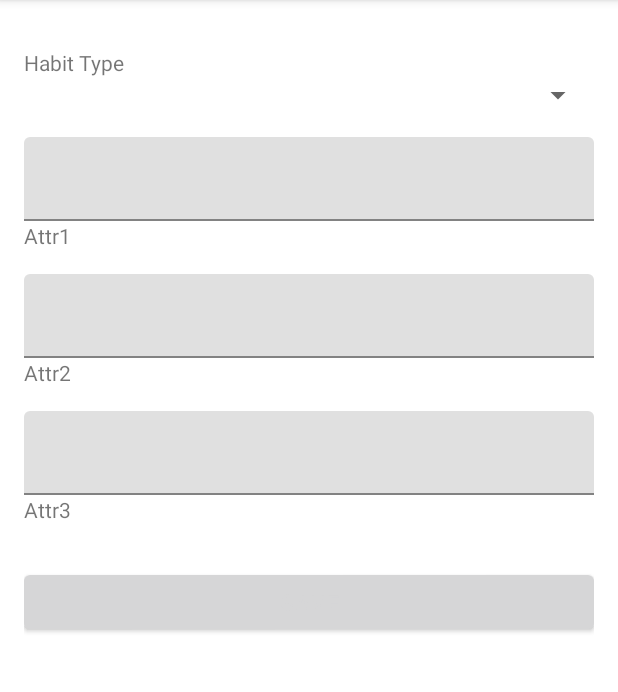
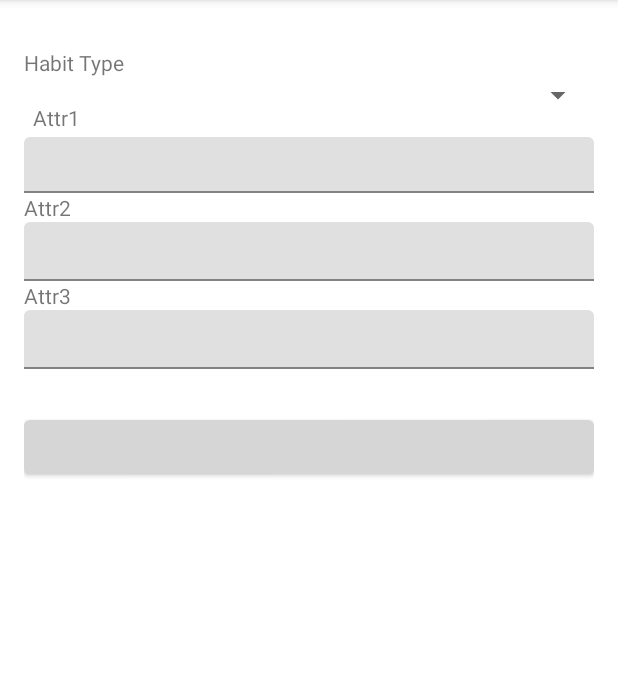
Before and after one commit to changyiq/androidFinalProject, an Android app: the AddHabitFragment screen opened through its navigation route, on a phone screen of 412 x 824 dp, the part 84-776 px from its top. Run offline under Robolectric (Android 15) with nearby library versions, the phone set to English and light mode, and no system bars; our stand-ins replace Firebase (no records; nobody signed in at launch, a user with empty details on screens opened directly); libraries missing offline, so code that uses them is left out: com.firebase.ui.

Commit message:
modified habit detail layout

```diff
--- a/app/src/main/res/layout/fragment_add_habit.xml
+++ b/app/src/main/res/layout/fragment_add_habit.xml
@@ -30,8 +30,8 @@
             android:id="@+id/habit_type_label"
             android:layout_width="0dp"
             android:layout_height="wrap_content"
+            android:layout_marginTop="@dimen/margin"
             android:hint="Habit Type Select..."
-            android:layout_marginTop="@dimen/margin"
             app:layout_constraintEnd_toEndOf="parent"
             app:layout_constraintStart_toStartOf="parent"
             app:layout_constraintTop_toTopOf="parent">
@@ -60,17 +60,10 @@
             app:layout_constraintStart_toStartOf="parent"
             app:layout_constraintTop_toBottomOf="@+id/habit_type_label">
 
-            <TextView
-                android:id="@+id/tv_attr_1"
-                android:layout_width="match_parent"
-                android:layout_height="match_parent"
-                android:layout_weight="1"
-                android:text="Attr1" />
-
             <com.google.android.material.textfield.TextInputEditText
                 android:id="@+id/habitAttr1"
                 android:layout_width="match_parent"
-                android:layout_height="match_parent"
+                android:layout_height="37dp"
                 android:inputType="numberDecimal"
                 android:singleLine="true"
                 tools:ignore="SpeakableTextPresentCheck" />
@@ -87,17 +80,10 @@
             app:layout_constraintStart_toStartOf="parent"
             app:layout_constraintTop_toBottomOf="@+id/habitAttr1Label">
 
-            <TextView
-                android:id="@+id/tv_attr_2"
-                android:layout_width="match_parent"
-                android:layout_height="match_parent"
-                android:layout_weight="1"
-                android:text="Attr2" />
-
             <com.google.android.material.textfield.TextInputEditText
                 android:id="@+id/habitAttr2"
                 android:layout_width="match_parent"
-                android:layout_height="match_parent"
+                android:layout_height="39dp"
                 android:layout_weight="1"
                 android:inputType="number"
                 android:singleLine="true"
@@ -116,17 +102,10 @@
             app:layout_constraintStart_toStartOf="parent"
             app:layout_constraintTop_toBottomOf="@+id/habitAttr2Label">
 
-            <TextView
-                android:id="@+id/tv_attr_3"
-                android:layout_width="match_parent"
-                android:layout_height="match_parent"
-                android:layout_weight="1"
-                android:text="Attr3" />
-
             <com.google.android.material.textfield.TextInputEditText
                 android:id="@+id/habitAttr3"
                 android:layout_width="match_parent"
-                android:layout_height="match_parent"
+                android:layout_height="39dp"
                 android:layout_weight="1"
                 android:inputType="number"
                 android:singleLine="true"
@@ -145,5 +124,37 @@
             app:layout_constraintStart_toStartOf="parent"
             app:layout_constraintTop_toBottomOf="@+id/habitAttr3Label" />
 
+        <TextView
+            android:id="@+id/tv_attr_1"
+            android:layout_width="374dp"
+            android:layout_height="29dp"
+            android:layout_weight="1"
+            android:text="Attr1"
+            app:layout_constraintBottom_toTopOf="@+id/habitAttr1Label"
+            app:layout_constraintEnd_toEndOf="parent"
+            app:layout_constraintTop_toBottomOf="@+id/habit_type_label" />
+
+        <TextView
+            android:id="@+id/tv_attr_2"
+            android:layout_width="match_parent"
+            android:layout_height="match_parent"
+            android:layout_weight="1"
+            android:text="Attr2"
+            app:layout_constraintBottom_toTopOf="@+id/habitAttr2Label"
+            app:layout_constraintEnd_toEndOf="parent"
+            app:layout_constraintStart_toStartOf="parent"
+            app:layout_constraintTop_toBottomOf="@+id/habitAttr1Label" />
+
+        <TextView
+            android:id="@+id/tv_attr_3"
+            android:layout_width="match_parent"
+            android:layout_height="match_parent"
+            android:layout_weight="1"
+            android:text="Attr3"
+            app:layout_constraintBottom_toTopOf="@+id/habitAttr3Label"
+            app:layout_constraintEnd_toEndOf="parent"
+            app:layout_constraintStart_toStartOf="parent"
+            app:layout_constraintTop_toBottomOf="@+id/habitAttr2Label" />
+
     </androidx.constraintlayout.widget.ConstraintLayout>
 </ScrollView>
```
